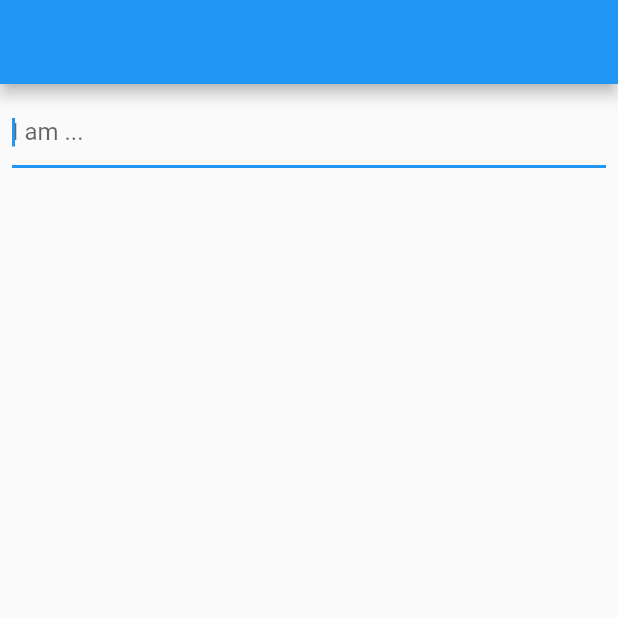
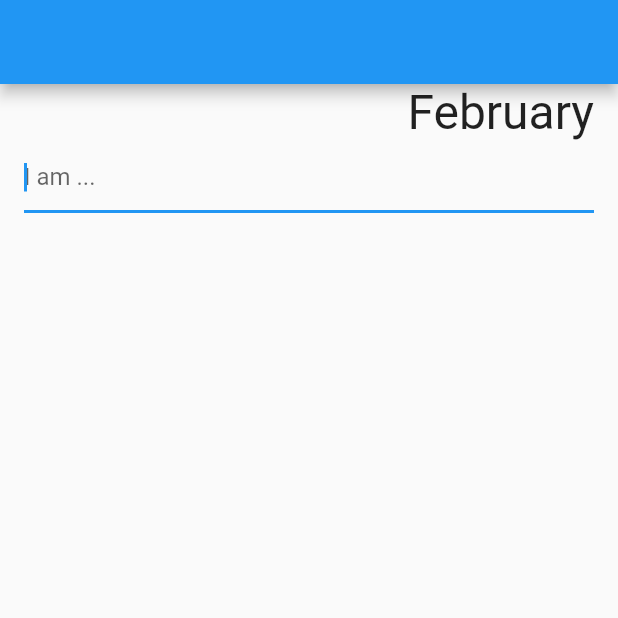
Before and after one commit to sultanmyrza/timetracker, a Flutter app: the screen it shows once a user with an empty profile is signed in, on a phone screen of 412 x 824 dp, the top half of it. Run offline on Flutter 3.47's test engine with Material 2 defaults, Android fonts, the phone set to English and light mode, and no system bars; our stand-ins replace cloud_firestore, firebase_auth, google_sign_in; accounts and stored records are empty; statements that could not run were skipped.

```diff
--- a/lib/main.dart
+++ b/lib/main.dart
@@ -104,13 +104,26 @@ class _MyHomePageState extends State<MyHomePage> with WidgetsBindingObserver {
                             .reversed
                             .toList();
                         return Padding(
-                          padding: const EdgeInsets.all(8.0),
+                          padding: const EdgeInsets.symmetric(horizontal: 16),
                           child: CustomScrollView(
                             slivers: <Widget>[
+                              SliverToBoxAdapter(
+                                child: Align(
+                                  alignment: Alignment.centerRight,
+                                  child: Text(
+                                    selectedMonthName(selectedMonth),
+                                    style: TextStyle(fontSize: 32),
+                                  ),
+                                ),
+                              ),
                               SliverToBoxAdapter(
                                 child: TextFormField(
                                   onFieldSubmitted: (String value) {
                                     textEditingController.clear();
+
+                                    value = value.trim();
+
+                                    if (value.length == 0) return;
 
                                     var now = DateTime.now();
 
@@ -171,4 +184,23 @@ class _MyHomePageState extends State<MyHomePage> with WidgetsBindingObserver {
   }
 
   void _onSubmit(String value) {}
+
+  String selectedMonthName(int selectedMonth) {
+    selectedMonth = DateTime.now().month - selectedMonth - 1;
+    var months = [
+      'January',
+      'February',
+      'March',
+      'April',
+      'May',
+      'June',
+      'July',
+      'August',
+      'September',
+      'October',
+      'November',
+      'December'
+    ];
+    return months[selectedMonth];
+  }
 }
--- a/lib/widgets/activity_list_tile.dart
+++ b/lib/widgets/activity_list_tile.dart
@@ -48,6 +48,7 @@ class _ActivityListTileState extends State<ActivityListTile> {
     return Container(
       padding: EdgeInsets.symmetric(vertical: 16),
       child: Column(
+        crossAxisAlignment: CrossAxisAlignment.start,
         children: <Widget>[
           Text(widget.activity.title),
           Row(
```
